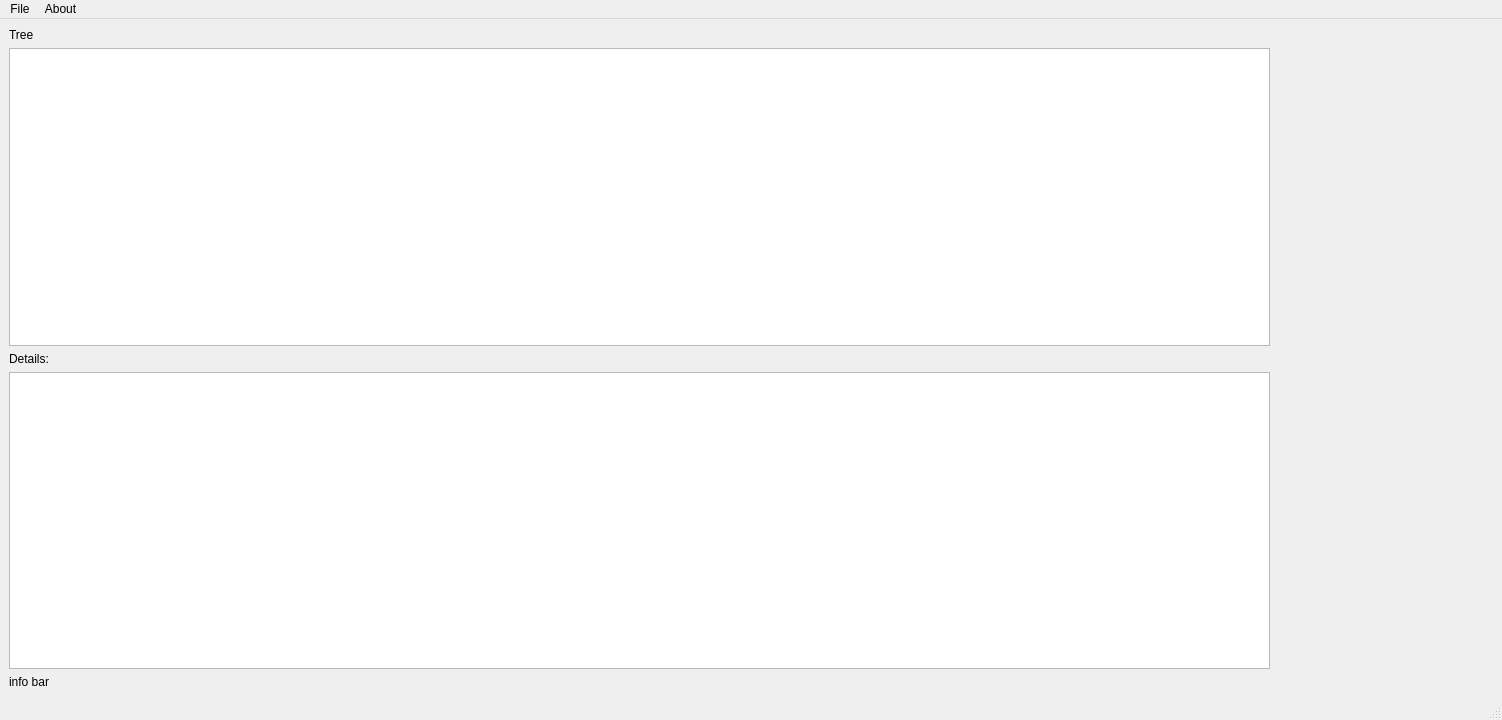
This is paralogger/gui/paraloger_GUI1.ui in matleg/paralogger as Qt 5 draws it before an edit. The edited form follows.
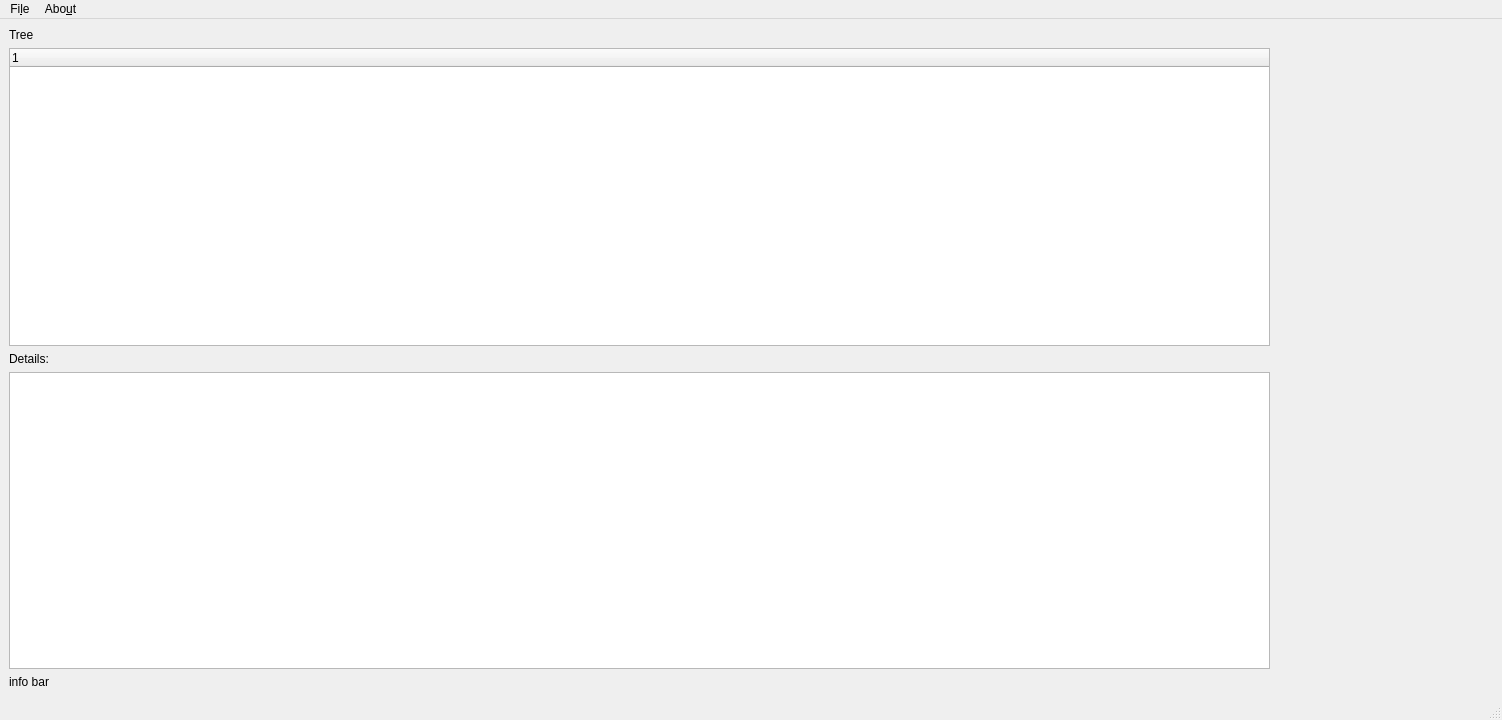
This is the edited form.

Commit message: populated treeView

Diff of the .ui file:
```diff
--- a/paralogger/gui/paraloger_GUI1.ui
+++ b/paralogger/gui/paraloger_GUI1.ui
@@ -34,7 +34,13 @@
         </widget>
        </item>
        <item>
-        <widget class="QTreeView" name="treeView"/>
+        <widget class="QTreeWidget" name="treeWidget">
+         <column>
+          <property name="text">
+           <string notr="true">1</string>
+          </property>
+         </column>
+        </widget>
        </item>
        <item>
         <widget class="QLabel" name="label_object_details">
@@ -64,12 +70,12 @@
      <x>0</x>
      <y>0</y>
      <width>1502</width>
-     <height>22</height>
+     <height>27</height>
     </rect>
    </property>
    <widget class="QMenu" name="menuFile">
     <property name="title">
-     <string>File</string>
+     <string>Fi&amp;le</string>
     </property>
     <addaction name="actionOpen"/>
     <addaction name="actionSave_as"/>
@@ -78,7 +84,7 @@
    </widget>
    <widget class="QMenu" name="menuAbout">
     <property name="title">
-     <string>About</string>
+     <string>Abo&amp;ut</string>
     </property>
     <addaction name="actionHelp"/>
     <addaction name="actionVersion"/>
```
Left out of the diff: 10 changed lines with no effect on the pictures. The commit also changes 2 other files.
